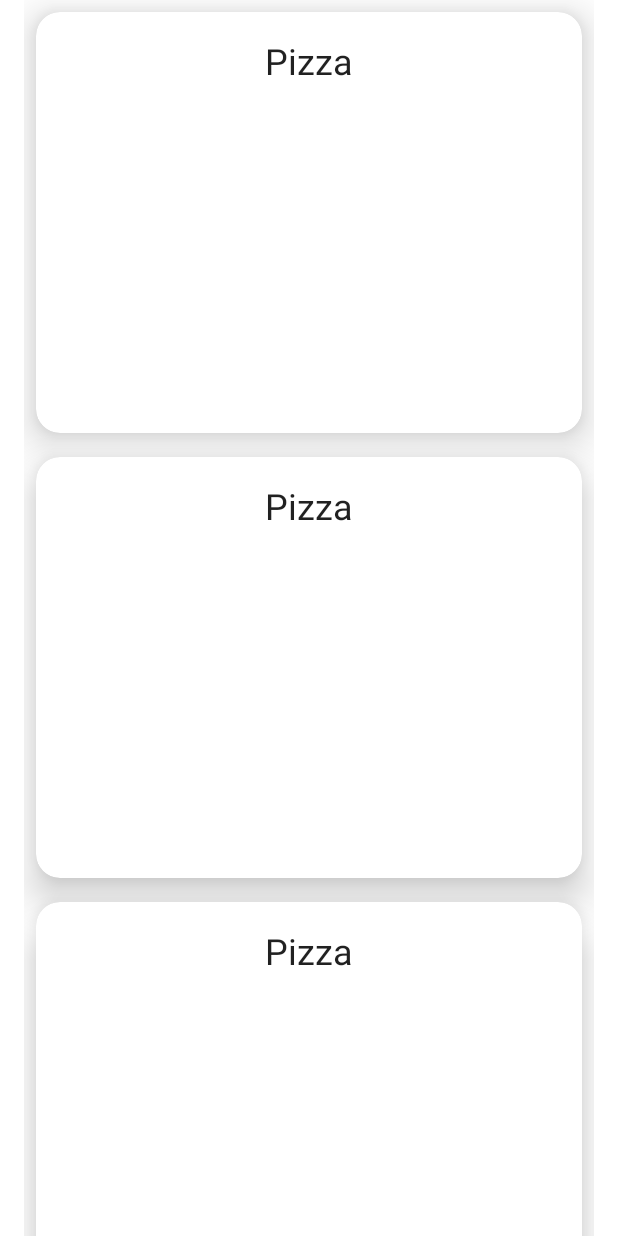
After one commit to tancredi-danna/FinalProject1, an Android app: the layout fragment_item_list.xml on its own in the app's theme, with its tools: preview values and no code run, on a phone screen of 412 x 824 dp. The commit adds this screen. Run offline under Robolectric (Android 15) with nearby library versions, the phone set to English and light mode, and no system bars.

Commit message:
fragment nav_recycler_retrofit_first

```diff
--- a/app/build.gradle
+++ b/app/build.gradle
@@ -35,6 +35,12 @@ android {
 }
 
 dependencies {
+    implementation 'androidx.legacy:legacy-support-v4:1.0.0'
+    implementation 'androidx.recyclerview:recyclerview:1.2.0'
+    def nav_version = "2.3.5"
+    // Kotlin
+    implementation("androidx.navigation:navigation-fragment-ktx:$nav_version")
+    implementation("androidx.navigation:navigation-ui-ktx:$nav_version")
 
     implementation 'androidx.core:core-ktx:1.6.0'
     implementation 'androidx.appcompat:appcompat:1.3.1'
--- a/app/src/main/AndroidManifest.xml
+++ b/app/src/main/AndroidManifest.xml
@@ -9,11 +9,11 @@
         android:roundIcon="@mipmap/ic_launcher_round"
         android:supportsRtl="true"
         android:theme="@style/Theme.FinalProject">
-        <activity android:name=".LoginActivity"
+        <activity android:name=".view.LoginActivity"
             android:exported="true" android:theme="@style/Theme.AppCompat.Light.NoActionBar">
         </activity>
         <activity
-            android:name=".SplashActivity"
+            android:name=".view.SplashActivity"
             android:exported="true">
             <intent-filter>
                 <action android:name="android.intent.action.MAIN" />
@@ -22,7 +22,7 @@
             </intent-filter>
         </activity>
         <activity
-            android:name=".MainActivity"
+            android:name=".view.MainActivity"
             android:exported="true">
 
         </activity>
--- /dev/null
+++ b/app/src/main/java/com/example/finalproject/model/FoodEntity.kt
@@ -0,0 +1,3 @@
+package com.example.finalproject.model
+
+class FoodEntity : ArrayList<FoodEntityItem>()
--- /dev/null
+++ b/app/src/main/java/com/example/finalproject/network/RecipeApiInterface.kt
@@ -0,0 +1,4 @@
+package com.example.finalproject.network
+
+interface RecipeApiInterface {
+}
--- a/app/src/main/java/com/example/finalproject/LoginActivity.kt
+++ b/app/src/main/java/com/example/finalproject/view/LoginActivity.kt
@@ -1,4 +1,4 @@
-package com.example.finalproject
+package com.example.finalproject.view
 
 import android.os.Bundle
 import androidx.appcompat.app.AppCompatActivity
--- a/app/src/main/java/com/example/finalproject/MainActivity.kt
+++ b/app/src/main/java/com/example/finalproject/view/MainActivity.kt
@@ -1,4 +1,4 @@
-package com.example.finalproject
+package com.example.finalproject.view
 
 import androidx.appcompat.app.AppCompatActivity
 import android.os.Bundle
--- a/app/src/main/java/com/example/finalproject/SplashActivity.kt
+++ b/app/src/main/java/com/example/finalproject/view/SplashActivity.kt
@@ -1,4 +1,4 @@
-package com.example.finalproject
+package com.example.finalproject.view
 
 import android.content.Intent
 import androidx.appcompat.app.AppCompatActivity
--- a/app/src/main/res/layout/activity_splash.xml
+++ b/app/src/main/res/layout/activity_splash.xml
@@ -5,7 +5,7 @@
     android:layout_width="match_parent"
     android:layout_height="match_parent"
     android:background="@color/black"
-    tools:context=".SplashActivity">
+    tools:context=".view.SplashActivity">
 
     <ImageView
         android:layout_width="150dp"
--- /dev/null
+++ b/app/src/main/res/layout/fragment_item.xml
@@ -0,0 +1,39 @@
+<?xml version="1.0" encoding="utf-8"?>
+<androidx.cardview.widget.CardView
+    xmlns:android="http://schemas.android.com/apk/res/android"
+    xmlns:app="http://schemas.android.com/apk/res-auto"
+    xmlns:tools="http://schemas.android.com/tools"
+    android:layout_margin="8dp"
+    android:layout_height="wrap_content"
+    android:layout_width="match_parent"
+    app:cardElevation="16dp"
+    app:cardCornerRadius="16dp"
+    >
+
+
+<LinearLayout
+    android:layout_width="match_parent"
+    android:layout_height="match_parent"
+    android:layout_gravity="center"
+    android:orientation="vertical">
+
+    <TextView
+        android:id="@+id/item_number"
+        android:layout_width="wrap_content"
+        android:layout_height="wrap_content"
+        android:layout_margin="@dimen/text_margin"
+        android:text="Pizza"
+        android:textSize="24sp"
+        android:layout_gravity="center"
+        android:textAppearance="?attr/textAppearanceListItem" />
+
+    <ImageView
+        android:id="@+id/iv_food"
+        android:layout_width="300dp"
+        android:layout_height="200dp"
+        android:layout_margin="8dp"
+        android:layout_gravity="center"/>
+
+
+</LinearLayout>
+</androidx.cardview.widget.CardView>
--- /dev/null
+++ b/app/src/main/res/layout/fragment_item_list.xml
@@ -0,0 +1,13 @@
+<?xml version="1.0" encoding="utf-8"?>
+<androidx.recyclerview.widget.RecyclerView xmlns:android="http://schemas.android.com/apk/res/android"
+    xmlns:app="http://schemas.android.com/apk/res-auto"
+    xmlns:tools="http://schemas.android.com/tools"
+    android:id="@+id/list"
+    android:name="com.example.finalproject.ItemFragment"
+    android:layout_width="match_parent"
+    android:layout_height="match_parent"
+    android:layout_marginLeft="16dp"
+    android:layout_marginRight="16dp"
+    app:layoutManager="LinearLayoutManager"
+    tools:context=".ItemFragment"
+    tools:listitem="@layout/fragment_item" />
--- /dev/null
+++ b/app/src/main/res/values/dimens.xml
@@ -0,0 +1,4 @@
+<?xml version="1.0" encoding="utf-8"?>
+<resources>
+    <dimen name="text_margin">16dp</dimen>
+</resources>
```
Also changed, not shown: app/src/main/java/com/example/finalproject/ItemFragment.kt (added, +61 -0 lines), app/src/main/java/com/example/finalproject/MyItemRecyclerViewAdapter.kt (added, +48 -0 lines), app/src/main/java/com/example/finalproject/model/FoodEntityItem.kt (added, +7 -0 lines), app/src/main/res/layout/activity_main.xml (+17 -33 lines), app/src/main/res/navigation/navigation.xml (added, +12 -0 lines).
